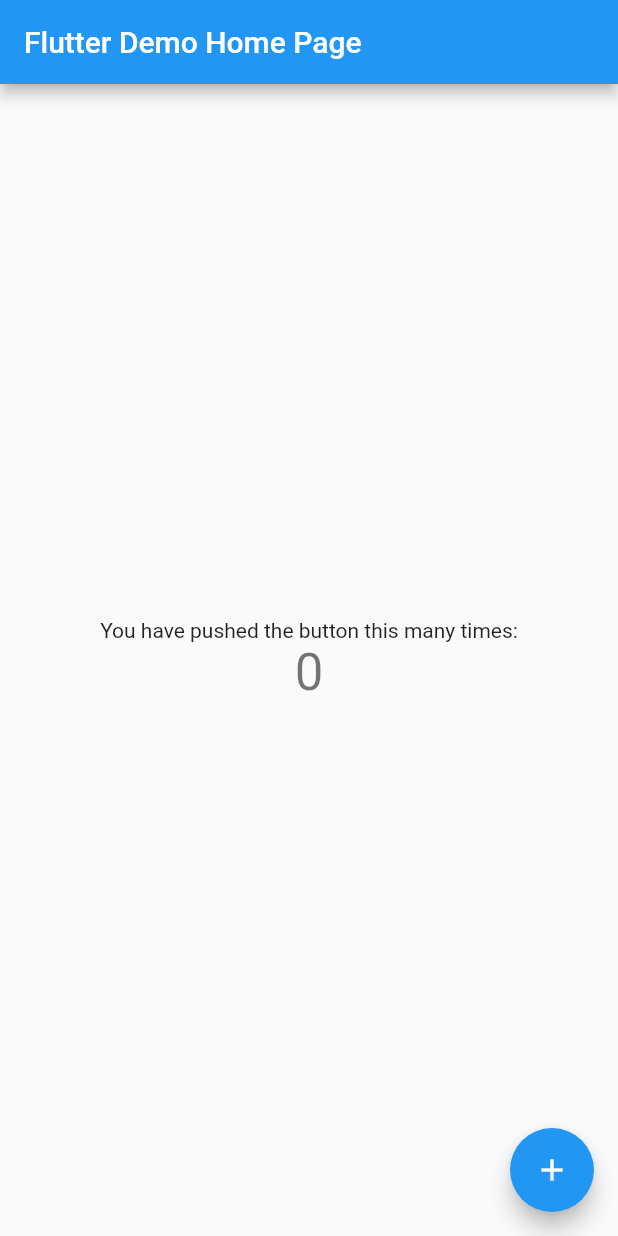
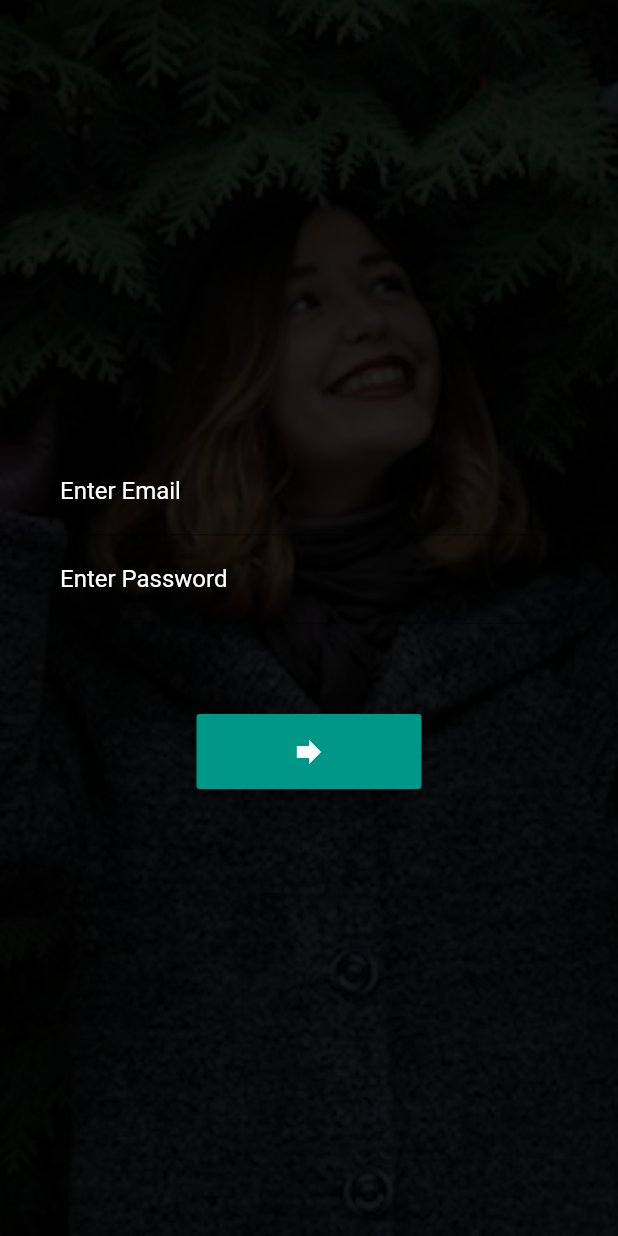
Before and after one commit to artichaudhary0/prject_1_login_page, a Flutter app: the screen it shows after launch, on a phone screen of 412 x 824 dp. Run offline on Flutter 3.47's test engine with Material 2 defaults, Android fonts, the phone set to English and light mode, and no system bars.

Commit message:
login page using stack

```diff
--- a/lib/main.dart
+++ b/lib/main.dart
@@ -1,115 +1,124 @@
 import 'package:flutter/material.dart';
 
 void main() {
-  runApp(const MyApp());
+  runApp(MyApp());
 }
 
 class MyApp extends StatelessWidget {
   const MyApp({Key? key}) : super(key: key);
 
-  // This widget is the root of your application.
   @override
   Widget build(BuildContext context) {
     return MaterialApp(
-      title: 'Flutter Demo',
-      theme: ThemeData(
-        // This is the theme of your application.
-        //
-        // Try running your application with "flutter run". You'll see the
-        // application has a blue toolbar. Then, without quitting the app, try
-        // changing the primarySwatch below to Colors.green and then invoke
-        // "hot reload" (press "r" in the console where you ran "flutter run",
-        // or simply save your changes to "hot reload" in a Flutter IDE).
-        // Notice that the counter didn't reset back to zero; the application
-        // is not restarted.
-        primarySwatch: Colors.blue,
-      ),
-      home: const MyHomePage(title: 'Flutter Demo Home Page'),
+      home: LoginPage(),
+      theme: ThemeData(primarySwatch: Colors.blue),
     );
   }
 }
 
-class MyHomePage extends StatefulWidget {
-  const MyHomePage({Key? key, required this.title}) : super(key: key);
-
-  // This widget is the home page of your application. It is stateful, meaning
-  // that it has a State object (defined below) that contains fields that affect
-  // how it looks.
-
-  // This class is the configuration for the state. It holds the values (in this
-  // case the title) provided by the parent (in this case the App widget) and
-  // used by the build method of the State. Fields in a Widget subclass are
-  // always marked "final".
-
-  final String title;
+class LoginPage extends StatefulWidget {
+  const LoginPage({Key? key}) : super(key: key);
 
   @override
-  State<MyHomePage> createState() => _MyHomePageState();
+  State<LoginPage> createState() => _LoginPageState();
 }
 
-class _MyHomePageState extends State<MyHomePage> {
-  int _counter = 0;
-
-  void _incrementCounter() {
-    setState(() {
-      // This call to setState tells the Flutter framework that something has
-      // changed in this State, which causes it to rerun the build method below
-      // so that the display can reflect the updated values. If we changed
-      // _counter without calling setState(), then the build method would not be
-      // called again, and so nothing would appear to happen.
-      _counter++;
-    });
+class _LoginPageState extends State<LoginPage>
+    with SingleTickerProviderStateMixin {
+  late Animation<double> _iconAnimation;
+  late AnimationController _iconAnimationController;
+  @override
+  void initState() {
+    super.initState();
+    _iconAnimationController = AnimationController(
+      vsync: this,
+      duration: Duration(milliseconds: 500),
+    );
+    _iconAnimation = CurvedAnimation(
+        parent: _iconAnimationController, curve: Curves.bounceOut);
+    _iconAnimation.addListener(() {});
+    _iconAnimationController.forward();
   }
 
   @override
   Widget build(BuildContext context) {
-    // This method is rerun every time setState is called, for instance as done
-    // by the _incrementCounter method above.
-    //
-    // The Flutter framework has been optimized to make rerunning build methods
-    // fast, so that you can just rebuild anything that needs updating rather
-    // than having to individually change instances of widgets.
     return Scaffold(
-      appBar: AppBar(
-        // Here we take the value from the MyHomePage object that was created by
-        // the App.build method, and use it to set our appbar title.
-        title: Text(widget.title),
+      backgroundColor: Colors.black,
+      body: Stack(
+        fit: StackFit.expand,
+        children: [
+          Image(
+            image: AssetImage("assets/girl.jpeg"),
+            fit: BoxFit.cover,
+            color: Colors.black87,
+            colorBlendMode: BlendMode.darken,
           ),
-      body: Center(
-        // Center is a layout widget. It takes a single child and positions it
-        // in the middle of the parent.
+          Theme(
+            data: ThemeData(
+              primarySwatch: Colors.teal,
+              accentColor: Colors.white,
+              inputDecorationTheme: InputDecorationTheme(
+                labelStyle: TextStyle(
+                  color: Colors.tealAccent,
+                  fontSize: 25,
+                ),
+              ),
+            ),
+            child: Center(
+              child: SingleChildScrollView(
                 child: Column(
-          // Column is also a layout widget. It takes a list of children and
-          // arranges them vertically. By default, it sizes itself to fit its
-          // children horizontally, and tries to be as tall as its parent.
-          //
-          // Invoke "debug painting" (press "p" in the console, choose the
-          // "Toggle Debug Paint" action from the Flutter Inspector in Android
-          // Studio, or the "Toggle Debug Paint" command in Visual Studio Code)
-          // to see the wireframe for each widget.
-          //
-          // Column has various properties to control how it sizes itself and
-          // how it positions its children. Here we use mainAxisAlignment to
-          // center the children vertically; the main axis here is the vertical
-          // axis because Columns are vertical (the cross axis would be
-          // horizontal).
                   mainAxisAlignment: MainAxisAlignment.center,
-          children: <Widget>[
-            const Text(
-              'You have pushed the button this many times:',
+                  children: [
+                    FlutterLogo(
+                      size: _iconAnimation.value * 140.0,
                     ),
-            Text(
-              '$_counter',
-              style: Theme.of(context).textTheme.headline4,
+                    Container(
+                      padding: EdgeInsets.all(40.0),
+                      child: Form(
+                        child: Column(
+                          mainAxisAlignment: MainAxisAlignment.start,
+                          children: [
+                            TextFormField(
+                              decoration: InputDecoration(
+                                  labelText: "Enter Email",
+                                  labelStyle: TextStyle(color: Colors.white),
+                                  fillColor: Colors.white),
+                              keyboardType: TextInputType.emailAddress,
+                            ),
+                            TextFormField(
+                              decoration: InputDecoration(
+                                  labelText: "Enter Password",
+                                  labelStyle: TextStyle(
+                                    color: Colors.white,
+                                  ),
+                                  fillColor: Colors.white),
+                              obscureText: true,
+                              keyboardType: TextInputType.text,
+                            ),
+                            new Padding(
+                              padding: const EdgeInsets.only(top: 60.0),
+                            ),
+                            new MaterialButton(
+                              height: 50.0,
+                              minWidth: 150.0,
+                              color: Colors.teal,
+                              splashColor: Colors.tealAccent,
+                              textColor: Colors.white,
+                              child: Icon(Icons
+                                  .forward), // Icon(FontAwesomeIcons.signInAlt),
+                              onPressed: () {},
+                            )
+                          ],
+                        ),
+                      ),
                     ),
                   ],
                 ),
               ),
-      floatingActionButton: FloatingActionButton(
-        onPressed: _incrementCounter,
-        tooltip: 'Increment',
-        child: const Icon(Icons.add),
-      ), // This trailing comma makes auto-formatting nicer for build methods.
+            ),
+          ),
+        ],
+      ),
     );
   }
 }
--- a/pubspec.yaml
+++ b/pubspec.yaml
@@ -58,8 +58,8 @@ flutter:
   uses-material-design: true
 
   # To add assets to your application, add an assets section, like this:
-  # assets:
-  #   - images/a_dot_burr.jpeg
+  assets:
+   - assets/girl.jpeg
   #   - images/a_dot_ham.jpeg
 
   # An image asset can refer to one or more resolution-specific "variants", see
```
Lines whose indentation alone changed are shown as unchanged.
